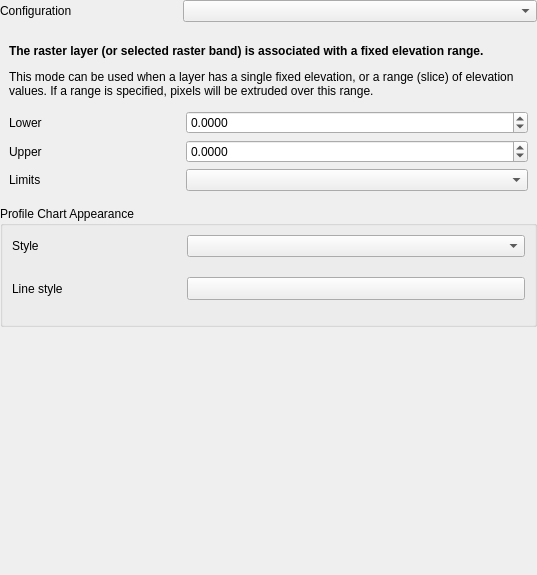
Before: the Qt Designer form src/ui/raster/qgsrasterelevationpropertieswidgetbase.ui in qgis/QGIS, drawn with Qt 5.
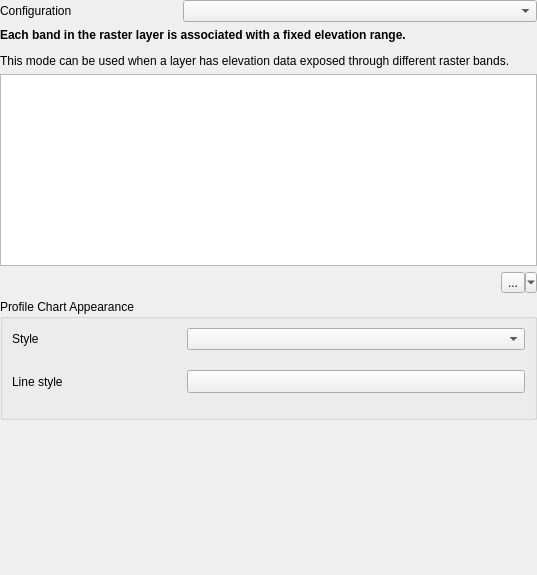
After: the same form once the commit is applied. Icons and pictures are not drawn. Custom widgets are drawn as their Qt base class.

Commit message:
Add GUI to configure fixed range per band mode
This is exposed as a user editable table of raster bands with
lower and upper values. Users can either populate the lower
and upper values manually, or use an expression to auto fill
all band values based on a qgis expression.

The expression based fill allows for users to design expressions
which extract useful information from band names, eg extracting
the depth value from a "Band 001: depth=-5500 (meters)" style
band name.

Diff of the .ui file:
```diff
--- a/src/ui/raster/qgsrasterelevationpropertieswidgetbase.ui
+++ b/src/ui/raster/qgsrasterelevationpropertieswidgetbase.ui
@@ -44,7 +44,7 @@
       <enum>QFrame::NoFrame</enum>
      </property>
      <property name="currentIndex">
-      <number>2</number>
+      <number>3</number>
      </property>
      <widget class="QWidget" name="mPageDisabled">
       <property name="sizePolicy">
@@ -230,6 +230,84 @@
        </item>
       </layout>
      </widget>
+     <widget class="QWidget" name="mPageFixedRangePerBand">
+      <property name="sizePolicy">
+       <sizepolicy hsizetype="Minimum" vsizetype="Preferred">
+        <horstretch>0</horstretch>
+        <verstretch>0</verstretch>
+       </sizepolicy>
+      </property>
+      <layout class="QGridLayout" name="gridLayout_6">
+       <property name="leftMargin">
+        <number>0</number>
+       </property>
+       <property name="topMargin">
+        <number>0</number>
+       </property>
+       <property name="rightMargin">
+        <number>0</number>
+       </property>
+       <property name="bottomMargin">
+        <number>0</number>
+       </property>
+       <item row="1" column="0">
+        <widget class="QTableView" name="mBandElevationTable"/>
+       </item>
+       <item row="0" column="0">
+        <widget class="QLabel" name="label_11">
+         <property name="sizePolicy">
+          <sizepolicy hsizetype="Preferred" vsizetype="Maximum">
+           <horstretch>0</horstretch>
+           <verstretch>0</verstretch>
+          </sizepolicy>
+         </property>
+         <property name="text">
+          <string>&lt;html&gt;&lt;head/&gt;&lt;body&gt;&lt;p&gt;&lt;span style=&quot; font-weight:600;&quot;&gt;Each band in the raster layer is associated with a fixed elevation range.&lt;/span&gt;&lt;/p&gt;&lt;p&gt;This mode can be used when a layer has elevation data exposed through different raster bands.&lt;/p&gt;&lt;/body&gt;&lt;/html&gt;</string>
+         </property>
+         <property name="wordWrap">
+          <bool>true</bool>
+         </property>
+        </widget>
+       </item>
+       <item row="2" column="0">
+        <layout class="QHBoxLayout" name="horizontalLayout">
+         <property name="topMargin">
+          <number>0</number>
+         </property>
+         <item>
+          <spacer name="horizontalSpacer">
+           <property name="orientation">
+            <enum>Qt::Horizontal</enum>
+           </property>
+           <property name="sizeHint" stdset="0">
+            <size>
+             <width>40</width>
+             <height>20</height>
+            </size>
+           </property>
+          </spacer>
+         </item>
+         <item>
+          <widget class="QToolButton" name="mCalculateFixedRangePerBandButton">
+           <property name="text">
+            <string>...</string>
+           </property>
+           <property name="icon">
+            <iconset resource="../../../images/images.qrc">
+             <normaloff>:/images/themes/default/mIconExpression.svg</normaloff>:/images/themes/default/mIconExpression.svg</iconset>
+           </property>
+           <property name="popupMode">
+            <enum>QToolButton::MenuButtonPopup</enum>
+           </property>
+           <property name="autoRaise">
+            <bool>false</bool>
+           </property>
+          </widget>
+         </item>
+        </layout>
+       </item>
+      </layout>
+     </widget>
     </widget>
    </item>
    <item row="2" column="0" colspan="2">
```
Left out of the diff: 4 changed lines with no effect on the pictures. The commit also changes 2 other files.
